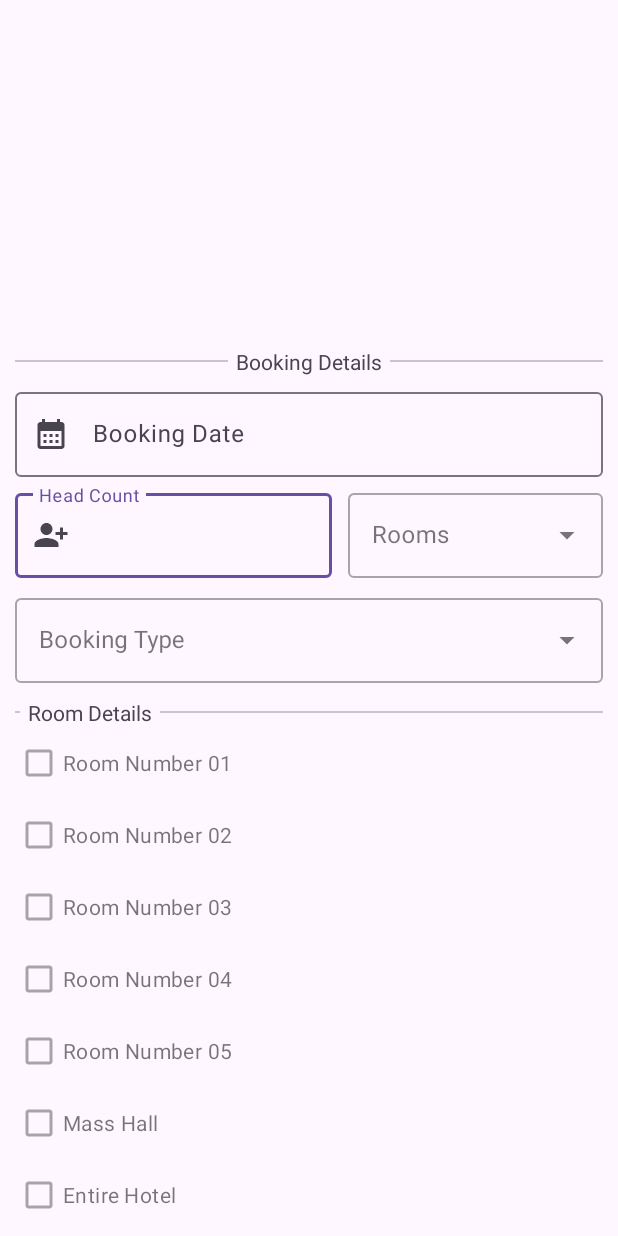
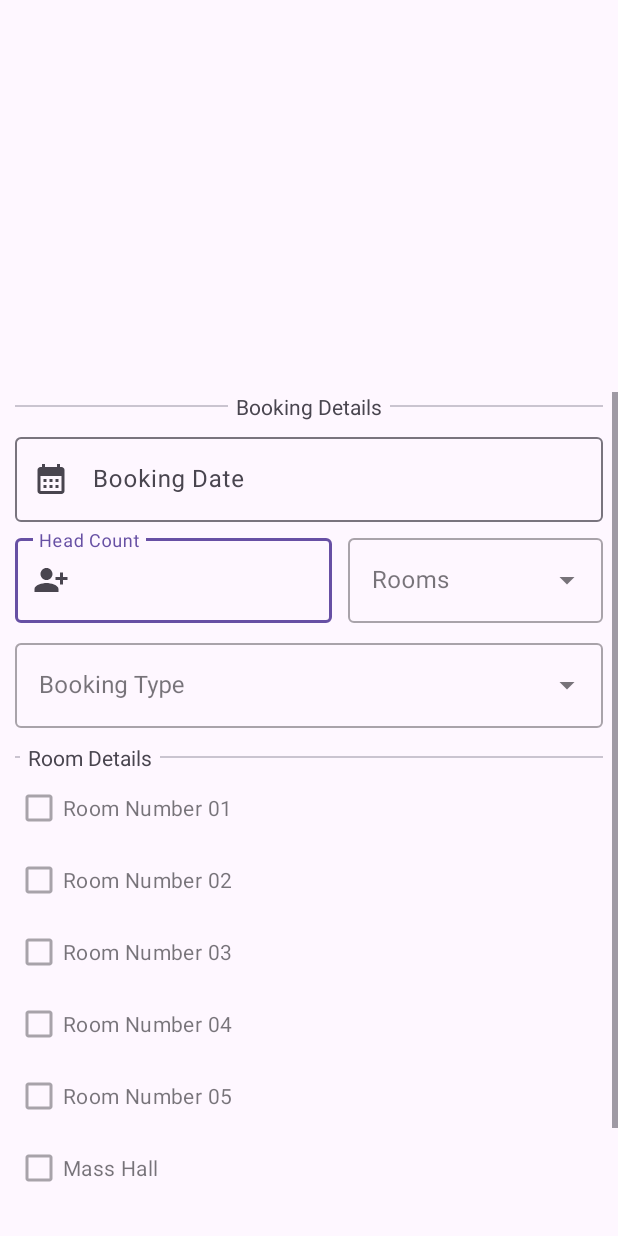
Before and after one commit to NiwanthaR/TRR_App, an Android app: the layout dialog_permanent_booking_edite.xml on its own in the app's theme, with its tools: preview values and no code run, on a phone screen of 412 x 824 dp. Run offline under Robolectric (Android 15) with nearby library versions, the phone set to English and light mode, and no system bars.

Commit message:
All room list view modify

```diff
--- a/app/src/main/java/com/example/trr_app/support/PermanentBookingEdite.kt
+++ b/app/src/main/java/com/example/trr_app/support/PermanentBookingEdite.kt
@@ -22,11 +22,11 @@ class PermanentBookingEdite(//Strings
         bottomSheetDialog.setOnShowListener { dialog ->
             this.dialog = dialog as BottomSheetDialog
             val bottomSheet =
-                dialog.findViewById<FrameLayout>(R.id.quickBookingFrameLayout)
+                dialog.findViewById<FrameLayout>(R.id.permanentBookingFrameLayout)
             BottomSheetBehavior.from(bottomSheet!!).state =
                 BottomSheetBehavior.STATE_EXPANDED
             BottomSheetBehavior.from(bottomSheet!!).skipCollapsed = true
-            BottomSheetBehavior.from(bottomSheet!!).isHideable = true
+            BottomSheetBehavior.from(bottomSheet!!).isHideable = false
         }
         return bottomSheetDialog
     }
--- a/app/src/main/res/layout/dialog_permanent_booking_edite.xml
+++ b/app/src/main/res/layout/dialog_permanent_booking_edite.xml
@@ -8,18 +8,19 @@
     xmlns:app="http://schemas.android.com/apk/res-auto">
 
     <FrameLayout
-        android:id="@+id/quickBookingFrameLayout"
+        android:id="@+id/permanentBookingFrameLayout"
         android:layout_width="match_parent"
         android:layout_height="wrap_content"
+        android:layout_marginTop="30dp"
         style="@style/Animation.Design.BottomSheetDialog"
         app:layout_behavior="com.google.android.material.bottomsheet.BottomSheetBehavior">
 
-        <ScrollView
+        <androidx.core.widget.NestedScrollView
             android:layout_below="@id/topToolBar"
             android:id="@+id/scrollView"
             android:layout_width="match_parent"
             android:layout_height="match_parent"
-            android:scrollbars="none">
+            android:scrollbars="vertical">
 
             <LinearLayout
                 android:layout_width="match_parent"
@@ -588,7 +589,7 @@
                 <LinearLayout
                     android:layout_width="match_parent"
                     android:layout_height="60dp"
-                    android:layout_marginBottom="40dp"
+                    android:layout_marginBottom="10dp"
                     android:layout_marginTop="10dp"
                     android:orientation="horizontal">
 
@@ -616,7 +617,7 @@
                 </LinearLayout>
             </LinearLayout>
 
-        </ScrollView>
+        </androidx.core.widget.NestedScrollView>
 
         <!-- Success Layout-->
         <RelativeLayout
@@ -671,7 +672,6 @@
 
         </RelativeLayout>
 
-
     </FrameLayout>
 
 </androidx.coordinatorlayout.widget.CoordinatorLayout>
```
